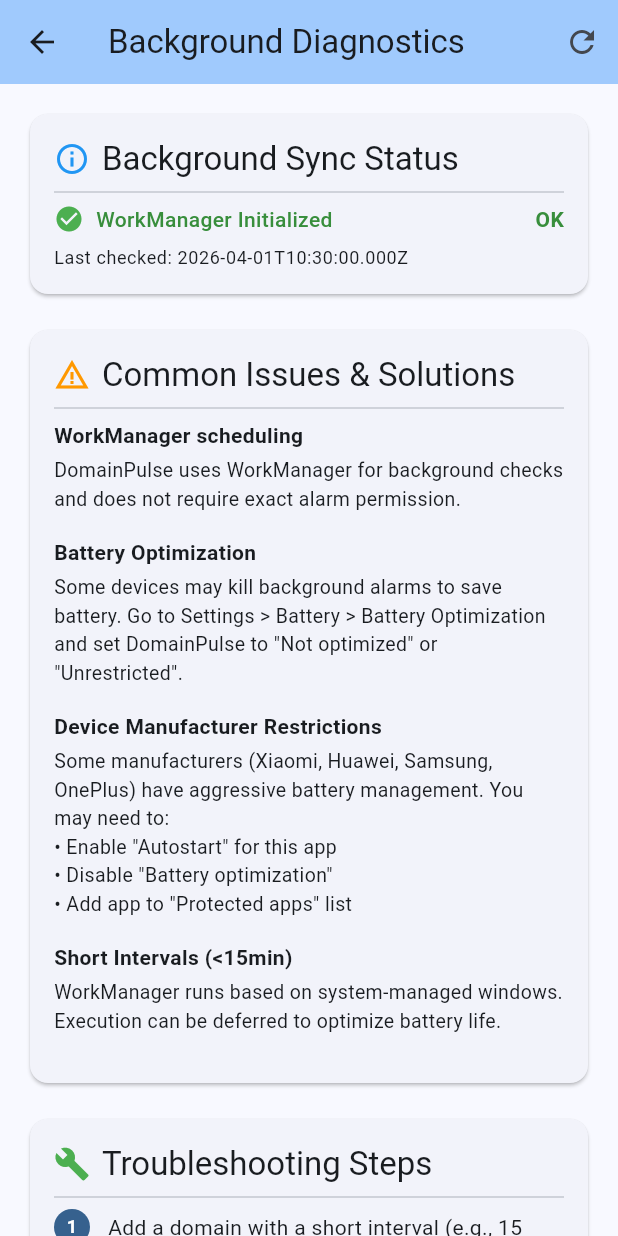
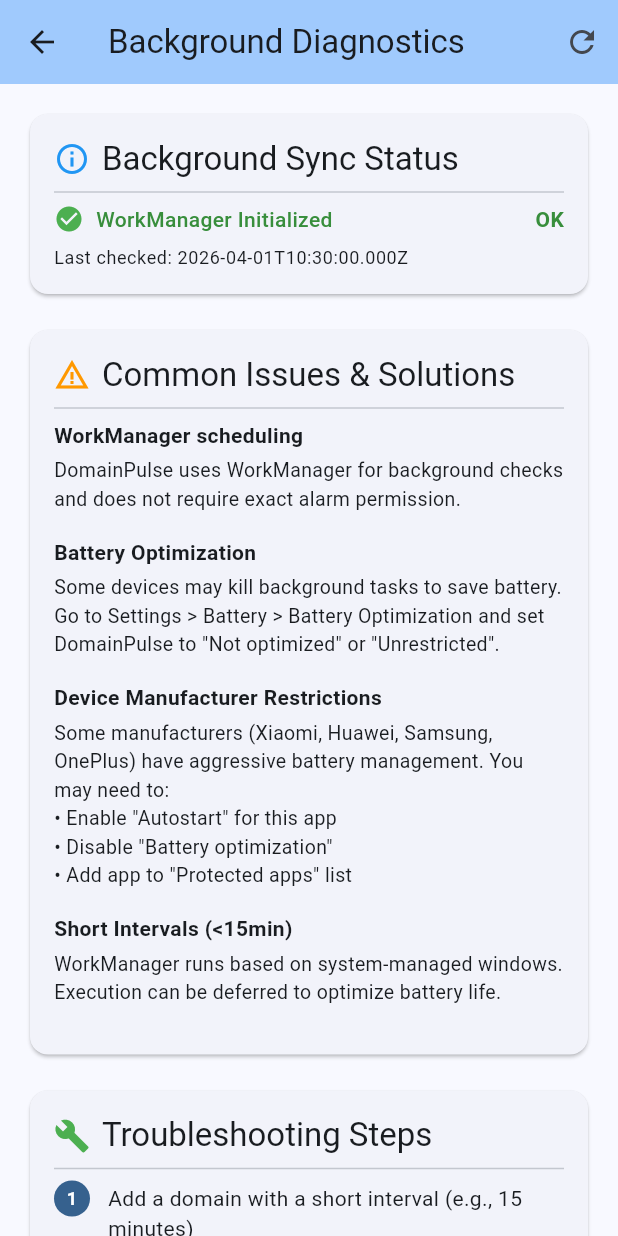
Before and after one commit to md-riaz/Flutter-DomainPulse, a Flutter app: the AlarmDiagnosticsScreen screen opened directly, on a phone screen of 412 x 824 dp. Run offline on Flutter 3.47's test engine with Material 3 defaults, Android fonts, the phone set to English and light mode, and no system bars; our stand-ins replace flutter_local_notifications, permission_handler; missing offline and left inert: workmanager; statements that could not run were skipped.

Commit message:
chore: clarify workmanager migration behavior in diagnostics
Agent-Logs-Url: https://github.com/md-riaz/Flutter-DomainPulse/sessions/f817bc5c-cf25-4981-88d4-1d864692d539

Co-authored-by: md-riaz <33659227+md-riaz@users.noreply.github.com>

```diff
--- a/lib/screens/alarm_diagnostics_screen.dart
+++ b/lib/screens/alarm_diagnostics_screen.dart
@@ -107,10 +107,10 @@ class _AlarmDiagnosticsScreenState extends State<AlarmDiagnosticsScreen> {
                              'WorkManager scheduling',
                              'DomainPulse uses WorkManager for background checks and does not require exact alarm permission.',
                            ),
-                          _buildIssueItem(
-                            'Battery Optimization',
-                            'Some devices may kill background alarms to save battery. Go to Settings > Battery > Battery Optimization and set DomainPulse to "Not optimized" or "Unrestricted".',
-                          ),
+                           _buildIssueItem(
+                             'Battery Optimization',
+                             'Some devices may kill background tasks to save battery. Go to Settings > Battery > Battery Optimization and set DomainPulse to "Not optimized" or "Unrestricted".',
+                           ),
                           _buildIssueItem(
                             'Device Manufacturer Restrictions',
                             'Some manufacturers (Xiaomi, Huawei, Samsung, OnePlus) have aggressive battery management. You may need to:\n• Enable "Autostart" for this app\n• Disable "Battery optimization"\n• Add app to "Protected apps" list',
--- a/lib/services/alarm_diagnostic_service.dart
+++ b/lib/services/alarm_diagnostic_service.dart
@@ -5,6 +5,7 @@ import '../models/debug_log.dart';
 /// Reports WorkManager-based scheduling status for existing diagnostics UI.
 class AlarmDiagnosticService {
   static Future<Map<String, dynamic>> runDiagnostics() async {
+    // Legacy keys retained to avoid broader UI refactors in this migration.
     final results = <String, dynamic>{
       'alarm_manager_initialized': true,
       'alarm_permission_granted': true,
--- a/lib/services/alarm_service.dart
+++ b/lib/services/alarm_service.dart
@@ -9,6 +9,8 @@ class AlarmService {
     Duration interval,
     String domainUrl,
   ) async {
+    // Legacy per-domain scheduling arguments are preserved for call-site compatibility.
+    // WorkManager uses one shared periodic task and due-domain filtering.
     debugPrint(
       'Registering WorkManager sync (requested by $domainUrl, alarmId: $alarmId, interval: $interval)',
     );
--- a/lib/services/workmanager_service.dart
+++ b/lib/services/workmanager_service.dart
@@ -65,6 +65,8 @@ class WorkmanagerService {
 
   static Future<void> registerBackgroundSync() async {
     await initialize();
+    // WorkManager periodic work has a practical floor on Android.
+    // Per-domain intervals are enforced by DomainCheckService.checkDueDomains().
     await Workmanager().registerPeriodicTask(
       _periodicTaskUniqueName,
       kDomainSyncTaskName,
```
